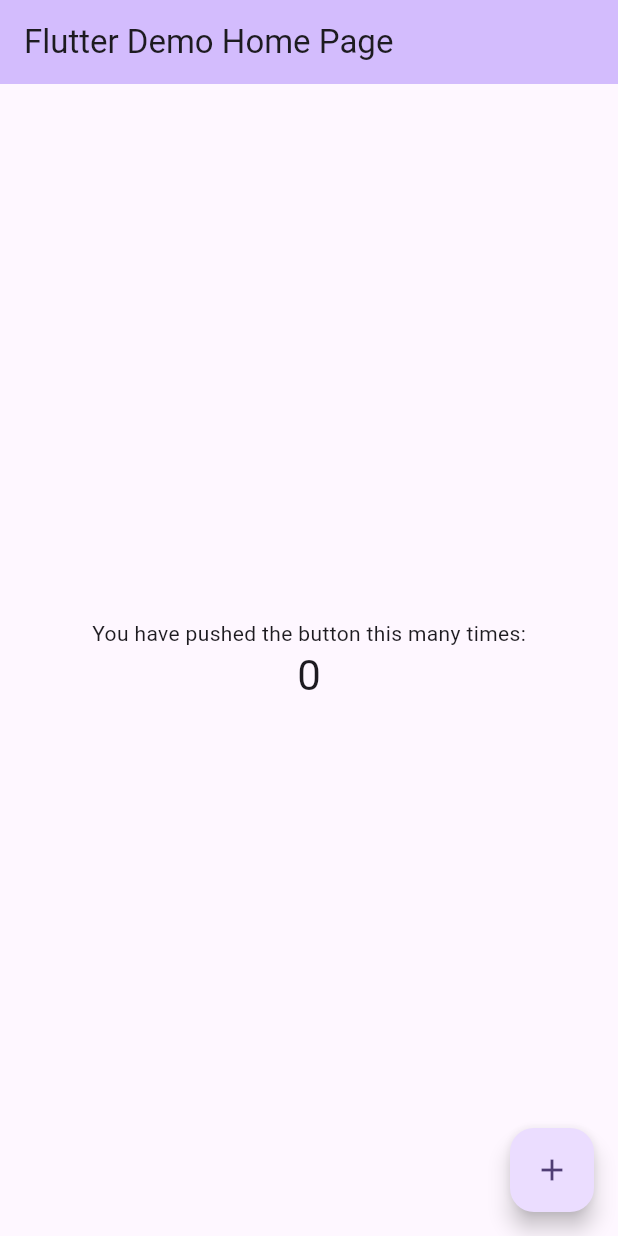
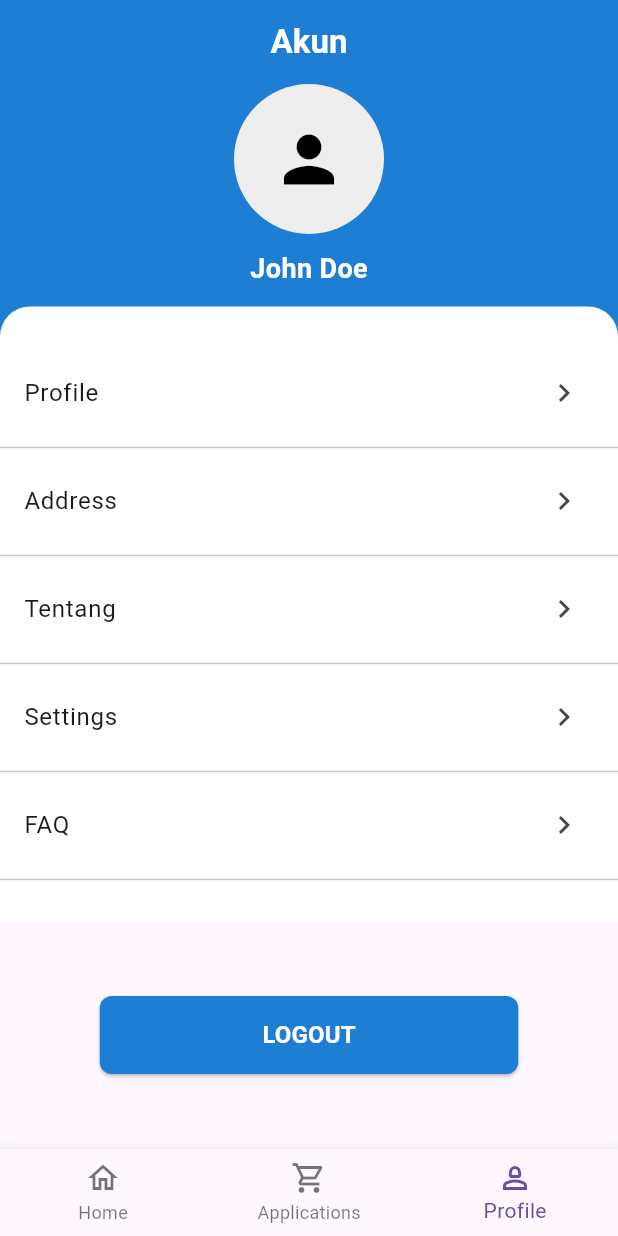
Before and after one commit to raihanaiooo/MiniProject1, a Flutter app: the screen it shows after launch, on a phone screen of 412 x 824 dp. Run offline on Flutter 3.47's test engine with Material 3 defaults, Android fonts, the phone set to English and light mode, and no system bars; our stand-ins replace bloc, flutter_bloc.

Commit message:
profile_scren

```diff
--- a/miniproject1/analysis_options.yaml
+++ b/miniproject1/analysis_options.yaml
@@ -7,7 +7,9 @@
 
 # The following line activates a set of recommended lints for Flutter apps,
 # packages, and plugins designed to encourage good coding practices.
-include: package:flutter_lints/flutter.yaml
+analyzer:
+  errors:
+    depend_on_referenced_packages: ignore
 
 linter:
   # The lint rules applied to this project can be customized in the
--- /dev/null
+++ b/miniproject1/lib/bloc/bloc/profile_bloc.dart
@@ -0,0 +1,23 @@
+import 'package:bloc/bloc.dart';
+import 'package:meta/meta.dart';
+import '../../models/profile_model.dart';
+import '../../services/profile_service.dart';
+
+part 'profile_event.dart';
+part 'profile_state.dart';
+
+class ProfileBloc extends Bloc<ProfileEvent, ProfileState> {
+  final ProfileService _profileService;
+
+  ProfileBloc(this._profileService) : super(ProfileInitial()) {
+    on<LoadProfileEvent>((event, emit) async {
+      emit(ProfileLoading());
+      try {
+        final profile = await _profileService.fetchProfile();
+        emit(ProfileLoaded(profile));
+      } catch (e) {
+        emit(ProfileError('Failed to fetch profile'));
+      }
+    });
+  }
+}
--- /dev/null
+++ b/miniproject1/lib/bloc/bloc/profile_event.dart
@@ -0,0 +1,6 @@
+part of 'profile_bloc.dart';
+
+@immutable
+abstract class ProfileEvent {}
+
+class LoadProfileEvent extends ProfileEvent {}
--- /dev/null
+++ b/miniproject1/lib/bloc/bloc/profile_state.dart
@@ -0,0 +1,20 @@
+part of 'profile_bloc.dart';
+
+@immutable
+abstract class ProfileState {}
+
+class ProfileInitial extends ProfileState {}
+
+class ProfileLoading extends ProfileState {}
+
+class ProfileLoaded extends ProfileState {
+  final Profile profile;
+
+  ProfileLoaded(this.profile);
+}
+
+class ProfileError extends ProfileState {
+  final String message;
+
+  ProfileError(this.message);
+}
--- a/miniproject1/lib/main.dart
+++ b/miniproject1/lib/main.dart
@@ -1,125 +1,30 @@
 import 'package:flutter/material.dart';
+import 'package:flutter_bloc/flutter_bloc.dart';
+import 'package:miniproject1/pages/setting_screen.dart';
+import 'bloc/bloc/profile_bloc.dart';
+import 'services/profile_service.dart';
+
 
 void main() {
-  runApp(const MyApp());
+  runApp(MyApp());
 }
 
 class MyApp extends StatelessWidget {
-  const MyApp({super.key});
-
-  // This widget is the root of your application.
   @override
   Widget build(BuildContext context) {
-    return MaterialApp(
-      title: 'Flutter Demo',
-      theme: ThemeData(
-        // This is the theme of your application.
-        //
-        // TRY THIS: Try running your application with "flutter run". You'll see
-        // the application has a purple toolbar. Then, without quitting the app,
-        // try changing the seedColor in the colorScheme below to Colors.green
-        // and then invoke "hot reload" (save your changes or press the "hot
-        // reload" button in a Flutter-supported IDE, or press "r" if you used
-        // the command line to start the app).
-        //
-        // Notice that the counter didn't reset back to zero; the application
-        // state is not lost during the reload. To reset the state, use hot
-        // restart instead.
-        //
-        // This works for code too, not just values: Most code changes can be
-        // tested with just a hot reload.
-        colorScheme: ColorScheme.fromSeed(seedColor: Colors.deepPurple),
-        useMaterial3: true,
+    return MultiBlocProvider(
+      providers: [
+        BlocProvider(
+          create: (context) => ProfileBloc(ProfileService())..add(LoadProfileEvent()),
+        ),
+      ],
+      child: MaterialApp(
+        title: 'Flutter Demo',
+        theme: ThemeData(
+          primarySwatch: Colors.blue,
+        ),
+        home: SettingsScreen(),
       ),
-      home: const MyHomePage(title: 'Flutter Demo Home Page'),
     );
   }
 }
-
-class MyHomePage extends StatefulWidget {
-  const MyHomePage({super.key, required this.title});
-
-  // This widget is the home page of your application. It is stateful, meaning
-  // that it has a State object (defined below) that contains fields that affect
-  // how it looks.
-
-  // This class is the configuration for the state. It holds the values (in this
-  // case the title) provided by the parent (in this case the App widget) and
-  // used by the build method of the State. Fields in a Widget subclass are
-  // always marked "final".
-
-  final String title;
-
-  @override
-  State<MyHomePage> createState() => _MyHomePageState();
-}
-
-class _MyHomePageState extends State<MyHomePage> {
-  int _counter = 0;
-
-  void _incrementCounter() {
-    setState(() {
-      // This call to setState tells the Flutter framework that something has
-      // changed in this State, which causes it to rerun the build method below
-      // so that the display can reflect the updated values. If we changed
-      // _counter without calling setState(), then the build method would not be
-      // called again, and so nothing would appear to happen.
-      _counter++;
-    });
-  }
-
-  @override
-  Widget build(BuildContext context) {
-    // This method is rerun every time setState is called, for instance as done
-    // by the _incrementCounter method above.
-    //
-    // The Flutter framework has been optimized to make rerunning build methods
-    // fast, so that you can just rebuild anything that needs updating rather
-    // than having to individually change instances of widgets.
-    return Scaffold(
-      appBar: AppBar(
-        // TRY THIS: Try changing the color here to a specific color (to
-        // Colors.amber, perhaps?) and trigger a hot reload to see the AppBar
-        // change color while the other colors stay the same.
-        backgroundColor: Theme.of(context).colorScheme.inversePrimary,
-        // Here we take the value from the MyHomePage object that was created by
-        // the App.build method, and use it to set our appbar title.
-        title: Text(widget.title),
-      ),
-      body: Center(
-        // Center is a layout widget. It takes a single child and positions it
-        // in the middle of the parent.
-        child: Column(
-          // Column is also a layout widget. It takes a list of children and
-          // arranges them vertically. By default, it sizes itself to fit its
-          // children horizontally, and tries to be as tall as its parent.
-          //
-          // Column has various properties to control how it sizes itself and
-          // how it positions its children. Here we use mainAxisAlignment to
-          // center the children vertically; the main axis here is the vertical
-          // axis because Columns are vertical (the cross axis would be
-          // horizontal).
-          //
-          // TRY THIS: Invoke "debug painting" (choose the "Toggle Debug Paint"
-          // action in the IDE, or press "p" in the console), to see the
-          // wireframe for each widget.
-          mainAxisAlignment: MainAxisAlignment.center,
-          children: <Widget>[
-            const Text(
-              'You have pushed the button this many times:',
-            ),
-            Text(
-              '$_counter',
-              style: Theme.of(context).textTheme.headlineMedium,
-            ),
-          ],
-        ),
-      ),
-      floatingActionButton: FloatingActionButton(
-        onPressed: _incrementCounter,
-        tooltip: 'Increment',
-        child: const Icon(Icons.add),
-      ), // This trailing comma makes auto-formatting nicer for build methods.
-    );
-  }
-}
--- /dev/null
+++ b/miniproject1/lib/models/profile_model.dart
@@ -0,0 +1,74 @@
+class Profile {
+  final int id;
+  final String email;
+  final String username;
+  final String firstname;
+  final String lastname;
+  final String phone;
+  final Address address;
+
+  Profile({
+    required this.id,
+    required this.email,
+    required this.username,
+    required this.firstname,
+    required this.lastname,
+    required this.phone,
+    required this.address,
+  });
+
+  factory Profile.fromJson(Map<String, dynamic> json) {
+    return Profile(
+      id: json['id'],
+      email: json['email'],
+      username: json['username'],
+      firstname: json['name']['firstname'],
+      lastname: json['name']['lastname'],
+      phone: json['phone'],
+      address: Address.fromJson(json['address']),
+    );
+  }
+}
+
+class Address {
+  final Geolocation geolocation;
+  final String city;
+  final String street;
+  final int number;
+  final String zipcode;
+
+  Address({
+    required this.geolocation,
+    required this.city,
+    required this.street,
+    required this.number,
+    required this.zipcode,
+  });
+
+  factory Address.fromJson(Map<String, dynamic> json) {
+    return Address(
+      geolocation: Geolocation.fromJson(json['geolocation']),
+      city: json['city'],
+      street: json['street'],
+      number: json['number'],
+      zipcode: json['zipcode'],
+    );
+  }
+}
+
+class Geolocation {
+  final String lat;
+  final String long;
+
+  Geolocation({
+    required this.lat,
+    required this.long,
+  });
+
+  factory Geolocation.fromJson(Map<String, dynamic> json) {
+    return Geolocation(
+      lat: json['lat'],
+      long: json['long'],
+    );
+  }
+}
--- /dev/null
+++ b/miniproject1/lib/pages/setting_screen.dart
@@ -0,0 +1,171 @@
+import 'package:flutter/material.dart';
+import 'profile_screen.dart';
+
+class SettingsScreen extends StatelessWidget {
+  const SettingsScreen({super.key});
+
+  @override
+  Widget build(BuildContext context) {
+    Size size = MediaQuery.of(context).size;
+    return Scaffold(
+      appBar: AppBar(
+        backgroundColor: const Color(0xFF1E7ED4),
+        title: const Text(
+          'Akun',
+          style: TextStyle(
+            color: Colors.white,
+            fontWeight: FontWeight.bold,
+            fontSize: 22,
+          ),
+        ),
+        centerTitle: true,
+      ),
+      body: SingleChildScrollView(
+        child: Stack(
+          children: [
+            Container(
+              height: size.height * 0.3,
+              width: size.width,
+              color: const Color(0xFF1E7ED4),
+              child: Column(
+                crossAxisAlignment: CrossAxisAlignment.center,
+                children: [
+                  CircleAvatar(
+                    radius: 50,
+                    backgroundColor: Colors.grey.shade200,
+                    child: const Icon(
+                      Icons.person,
+                      size: 50,
+                      color: Colors.black,
+                    ),
+                  ),
+                  const SizedBox(height: 10),
+                  const Text(
+                    'John Doe',
+                    style: TextStyle(
+                      color: Colors.white,
+                      fontWeight: FontWeight.bold,
+                      fontSize: 18,
+                    ),
+                  ),
+                ],
+              ),
+            ),
+            Container(
+              margin: EdgeInsets.only(top: size.height * 0.18),
+              width: size.width,
+              decoration: const BoxDecoration(
+                color: Colors.white,
+                borderRadius: BorderRadius.only(
+                  topLeft: Radius.circular(20),
+                  topRight: Radius.circular(20),
+                ),
+              ),
+              child: Column(
+                children: [
+                  const SizedBox(height: 30),
+                  ListView(
+                    padding: EdgeInsets.zero,
+                    shrinkWrap: true,
+                    physics: const NeverScrollableScrollPhysics(),
+                    children: [
+                      ListTile(
+                        title: const Text('Profile'),
+                        trailing: const Icon(Icons.chevron_right),
+                        onTap: () {
+                          Navigator.push(
+                            context,
+                            MaterialPageRoute(
+                              builder: (context) => ProfileScreen(),
+                            ),
+                          );
+                        },
+                      ),
+                      const Divider(),
+                      ListTile(
+                        title: const Text('Address'),
+                        trailing: const Icon(Icons.chevron_right),
+                        onTap: () {
+                          // Implementasi halaman Address
+                        },
+                      ),
+                      const Divider(),
+                      ListTile(
+                        title: const Text('Tentang'),
+                        trailing: const Icon(Icons.chevron_right),
+                        onTap: () {
+                          // Implementasi halaman Tentang
+                        },
+                      ),
+                      const Divider(),
+                      ListTile(
+                        title: const Text('Settings'),
+                        trailing: const Icon(Icons.chevron_right),
+                        onTap: () {
+                          // Implementasi halaman Settings
+                        },
+                      ),
+                      const Divider(),
+                      ListTile(
+                        title: const Text('FAQ'),
+                        trailing: const Icon(Icons.chevron_right),
+                        onTap: () {
+                          // Implementasi halaman FAQ
+                        },
+                      ),
+                      const Divider(),
+                    ],
+                  ),
+                  const SizedBox(height: 20),
+                ],
+              ),
+            ),
+          ],
+        ),
+      ),
+      bottomNavigationBar: Column(
+        mainAxisSize: MainAxisSize.min,
+        children: [
+          ElevatedButton(
+            style: ElevatedButton.styleFrom(
+              fixedSize: const Size(279, 52),
+              backgroundColor: const Color(0xFF1E7ED4),
+              shape: RoundedRectangleBorder(
+                borderRadius: BorderRadius.circular(8.0),
+              ),
+            ),
+            onPressed: () {
+              // Implementasi fungsi Logout
+            },
+            child: const Text(
+              'LOGOUT',
+              style: TextStyle(
+                fontSize: 16,
+                fontWeight: FontWeight.bold,
+                color: Colors.white,
+              ),
+            ),
+          ),
+          const SizedBox(height: 50),
+          BottomNavigationBar(
+            currentIndex: 2,
+            items: const [
+              BottomNavigationBarItem(
+                icon: Icon(Icons.home_outlined),
+                label: 'Home',
+              ),
+              BottomNavigationBarItem(
+                icon: Icon(Icons.shopping_cart_outlined),
+                label: 'Applications',
+              ),
+              BottomNavigationBarItem(
+                icon: Icon(Icons.person_2_outlined),
+                label: 'Profile',
+              ),
+            ],
+          ),
+        ],
+      ),
+    );
+  }
+}
--- /dev/null
+++ b/miniproject1/lib/services/profile_service.dart
@@ -0,0 +1,17 @@
+import 'dart:convert';
+import 'package:http/http.dart' as http;
+import '../models/profile_model.dart';
+
+class ProfileService {
+  final String url = 'https://fakestoreapi.com/users/1';
+
+  Future<Profile> fetchProfile() async {
+    final response = await http.get(Uri.parse(url));
+
+    if (response.statusCode == 200) {
+      return Profile.fromJson(json.decode(response.body));
+    } else {
+      throw Exception('Failed to load profile');
+    }
+  }
+}
--- a/miniproject1/pubspec.yaml
+++ b/miniproject1/pubspec.yaml
@@ -35,6 +35,8 @@ dependencies:
   # The following adds the Cupertino Icons font to your application.
   # Use with the CupertinoIcons class for iOS style icons.
   cupertino_icons: ^1.0.6
+  flutter_bloc: ^7.0.0
+  http: ^0.13.3
 
 dev_dependencies:
   flutter_test:
```
Also changed, not shown: miniproject1/lib/pages/profile_screen.dart (added, +230 -0 lines), miniproject1/pubspec.lock, 1 other file.
